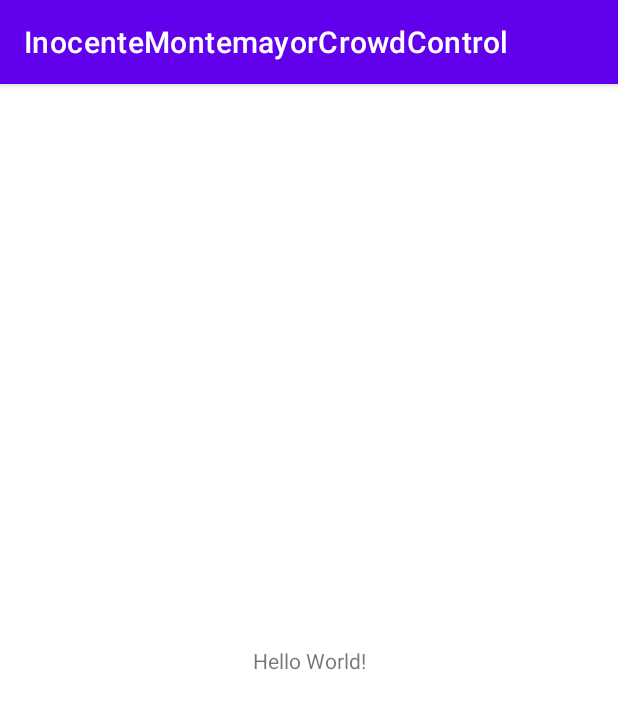
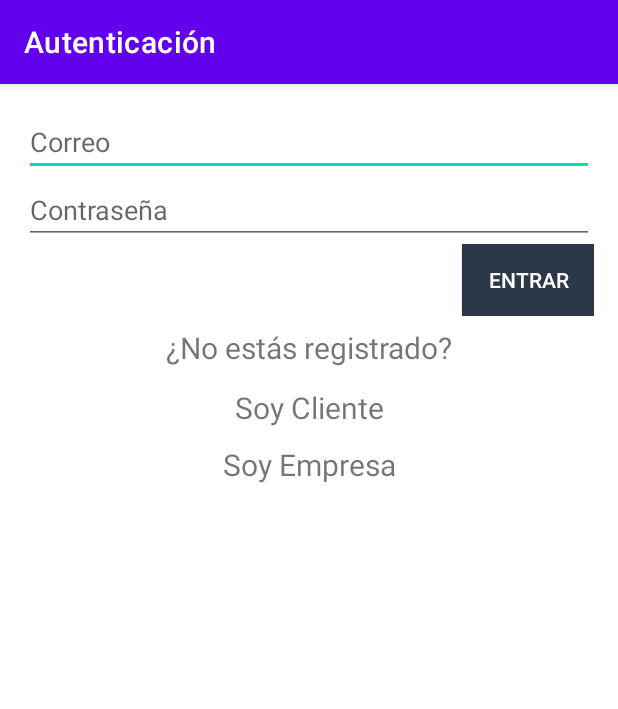
Before and after one commit to Mjic99/AndroidCrowdControl, an Android app: the screen it shows after launch (MainActivity before the commit, LoginActivity after it), on a phone screen of 412 x 824 dp. Shown: the top 709 px of the screen. Run offline under Robolectric (Android 15) with nearby library versions, the phone set to English and light mode, and no system bars; our stand-ins replace Firebase (no records; nobody signed in at launch, a user with empty details on screens opened directly).

Commit message:
LoginActivity y RegisterActivity para un tipo de usuario.

```diff
--- a/app/build.gradle
+++ b/app/build.gradle
@@ -1,6 +1,7 @@
 plugins {
     id 'com.android.application'
     id 'kotlin-android'
+    id 'com.google.gms.google-services'
 }
 
 android {
@@ -40,6 +41,8 @@ dependencies {
     implementation 'com.google.android.material:material:1.3.0'
     implementation 'androidx.constraintlayout:constraintlayout:2.0.4'
     implementation 'com.google.android.gms:play-services-maps:17.0.0'
+    implementation platform('com.google.firebase:firebase-bom:28.2.1')
+    implementation 'com.google.firebase:firebase-auth-ktx'
     testImplementation 'junit:junit:4.+'
     androidTestImplementation 'androidx.test.ext:junit:1.1.2'
     androidTestImplementation 'androidx.test.espresso:espresso-core:3.3.0'
--- /dev/null
+++ b/app/src/main/java/com/example/inocentemontemayorcrowdcontrol/LoginActivity.kt
@@ -0,0 +1,77 @@
+package com.example.inocentemontemayorcrowdcontrol
+
+import android.content.Intent
+import androidx.appcompat.app.AppCompatActivity
+import android.os.Bundle
+import android.widget.EditText
+import android.widget.TextView
+import androidx.appcompat.app.AlertDialog
+import androidx.appcompat.widget.AppCompatButton
+import com.google.firebase.auth.FirebaseAuth
+import org.w3c.dom.Text
+
+class LoginActivity : AppCompatActivity() {
+
+    override fun onCreate(savedInstanceState: Bundle?) {
+        super.onCreate(savedInstanceState)
+        setContentView(R.layout.activity_login)
+
+        // Setup
+        setup()
+    }
+
+    private fun setup() {
+        val loginButton = findViewById<AppCompatButton>(R.id.loginButton)
+        val loginEmailET = findViewById<EditText>(R.id.loginEmailET)
+        val loginPasswordET = findViewById<EditText>(R.id.loginPasswordET)
+        val clientTV = findViewById<TextView>(R.id.clientTV)
+        val companyTV = findViewById<TextView>(R.id.companyTV)
+        title = "Autenticación"
+
+        loginButton!!.setOnClickListener {
+            if (loginEmailET!!.text.isNotEmpty() && loginPasswordET!!.text.isNotEmpty()) {
+                FirebaseAuth.getInstance()
+                    .signInWithEmailAndPassword(loginEmailET.text.toString(), loginPasswordET.text.toString()).addOnCompleteListener {
+                        if (it.isSuccessful) {
+                            showClientActivity()
+                        } else {
+                            showAlert()
+                        }
+                    }
+            }
+        }
+
+        clientTV.setOnClickListener{
+            val registerIntent = Intent(this, RegisterActivity::class.java).apply {
+                    putExtra("userType", "client")
+            }
+            startActivity(registerIntent)
+        }
+        companyTV.setOnClickListener{
+            val registerIntent = Intent(this, RegisterActivity::class.java).apply {
+                putExtra("userType", "company")
+            }
+            startActivity(registerIntent)
+        }
+    }
+
+    private fun showAlert() {
+        val builder = AlertDialog.Builder(this)
+        builder.setTitle("Error")
+        builder.setMessage("Error de Autenticación")
+        builder.setPositiveButton("Aceptar", null)
+        val dialog: AlertDialog = builder.create()
+        dialog.show()
+    }
+
+    private fun showClientActivity() {
+        val clientIntent = Intent(this, MapsActivity::class.java).apply {
+        }
+        startActivity(clientIntent)
+    }
+
+    private fun showCompanyActivity() {
+        // TODO: Agregar cambio a actividad de empresa
+    }
+
+}
--- a/app/src/main/java/com/example/inocentemontemayorcrowdcontrol/MainActivity.kt
+++ /dev/null
@@ -1,11 +0,0 @@
-package com.example.inocentemontemayorcrowdcontrol
-
-import androidx.appcompat.app.AppCompatActivity
-import android.os.Bundle
-
-class MainActivity : AppCompatActivity() {
-    override fun onCreate(savedInstanceState: Bundle?) {
-        super.onCreate(savedInstanceState)
-        setContentView(R.layout.activity_main)
-    }
-}
--- /dev/null
+++ b/app/src/main/res/layout/activity_login.xml
@@ -0,0 +1,81 @@
+<?xml version="1.0" encoding="utf-8"?>
+<androidx.constraintlayout.widget.ConstraintLayout xmlns:android="http://schemas.android.com/apk/res/android"
+    xmlns:app="http://schemas.android.com/apk/res-auto"
+    xmlns:tools="http://schemas.android.com/tools"
+    android:layout_width="match_parent"
+    android:layout_height="match_parent"
+    tools:context=".LoginActivity">
+
+    <LinearLayout
+        android:layout_width="0dp"
+        android:layout_height="wrap_content"
+        android:layout_marginStart="16dp"
+        android:layout_marginLeft="16dp"
+        android:layout_marginTop="16dp"
+        android:layout_marginEnd="16dp"
+        android:layout_marginRight="16dp"
+        android:orientation="vertical"
+        app:layout_constraintEnd_toEndOf="parent"
+        app:layout_constraintStart_toStartOf="parent"
+        app:layout_constraintTop_toTopOf="parent">
+
+        <EditText
+            android:id="@+id/loginEmailET"
+            android:layout_width="match_parent"
+            android:layout_height="wrap_content"
+            android:ems="10"
+            android:hint="Correo"
+            android:inputType="textEmailAddress" />
+
+        <EditText
+            android:id="@+id/loginPasswordET"
+            android:layout_width="match_parent"
+            android:layout_height="wrap_content"
+            android:ems="10"
+            android:hint="Contraseña"
+            android:inputType="textPassword" />
+
+        <RelativeLayout
+            android:layout_width="match_parent"
+            android:layout_height="match_parent">
+
+            <androidx.appcompat.widget.AppCompatButton
+                android:id="@+id/loginButton"
+                android:layout_width="wrap_content"
+                android:layout_height="wrap_content"
+                android:layout_alignParentRight="true"
+                android:text="Entrar"
+                android:background="@color/colorPrimaryDark"
+                android:textColor="@color/white"/>
+        </RelativeLayout>
+
+        <TextView
+            android:layout_marginVertical="7dp"
+            android:id="@+id/registeredtv"
+            android:layout_width="match_parent"
+            android:layout_height="wrap_content"
+            android:text="¿No estás registrado?"
+            android:textSize="20dp"
+            android:textAlignment="center"
+            android:layout_gravity="center_horizontal"/>
+        <TextView
+            android:layout_marginVertical="5dp"
+            android:id="@+id/clientTV"
+            android:layout_width="match_parent"
+            android:layout_height="wrap_content"
+            android:text="Soy Cliente"
+            android:textSize="20dp"
+            android:textAlignment="center"
+            android:layout_gravity="center_horizontal"/>
+        <TextView
+            android:layout_marginVertical="5dp"
+            android:id="@+id/companyTV"
+            android:layout_width="match_parent"
+            android:layout_height="wrap_content"
+            android:text="Soy Empresa"
+            android:textSize="20dp"
+            android:textAlignment="center"
+            android:layout_gravity="center_horizontal"/>
+
+    </LinearLayout>
+</androidx.constraintlayout.widget.ConstraintLayout>
--- a/app/src/main/res/layout/activity_main.xml
+++ /dev/null
@@ -1,18 +0,0 @@
-<?xml version="1.0" encoding="utf-8"?>
-<androidx.constraintlayout.widget.ConstraintLayout xmlns:android="http://schemas.android.com/apk/res/android"
-    xmlns:app="http://schemas.android.com/apk/res-auto"
-    xmlns:tools="http://schemas.android.com/tools"
-    android:layout_width="match_parent"
-    android:layout_height="match_parent"
-    tools:context=".MainActivity">
-
-    <TextView
-        android:layout_width="wrap_content"
-        android:layout_height="wrap_content"
-        android:text="Hello World!"
-        app:layout_constraintBottom_toBottomOf="parent"
-        app:layout_constraintLeft_toLeftOf="parent"
-        app:layout_constraintRight_toRightOf="parent"
-        app:layout_constraintTop_toTopOf="parent" />
-
-</androidx.constraintlayout.widget.ConstraintLayout>
--- a/app/src/main/res/values/colors.xml
+++ b/app/src/main/res/values/colors.xml
@@ -7,4 +7,6 @@
     <color name="teal_700">#FF018786</color>
     <color name="black">#FF000000</color>
     <color name="white">#FFFFFFFF</color>
+    <color name="colorPrimary">#039BE5</color>
+    <color name="colorPrimaryDark">#2C384A</color>
 </resources>
--- a/build.gradle
+++ b/build.gradle
@@ -8,6 +8,7 @@ buildscript {
     dependencies {
         classpath "com.android.tools.build:gradle:4.1.3"
         classpath "org.jetbrains.kotlin:kotlin-gradle-plugin:$kotlin_version"
+        classpath 'com.google.gms:google-services:4.3.8'
 
         // NOTE: Do not place your application dependencies here; they belong
         // in the individual module build.gradle files
```
Also changed, not shown: app/src/main/AndroidManifest.xml (+3 -5 lines), app/src/main/java/com/example/inocentemontemayorcrowdcontrol/RegisterActivity.kt (added, +60 -0 lines), app/src/main/res/layout/activity_register.xml (added, +53 -0 lines), 1 other file.
